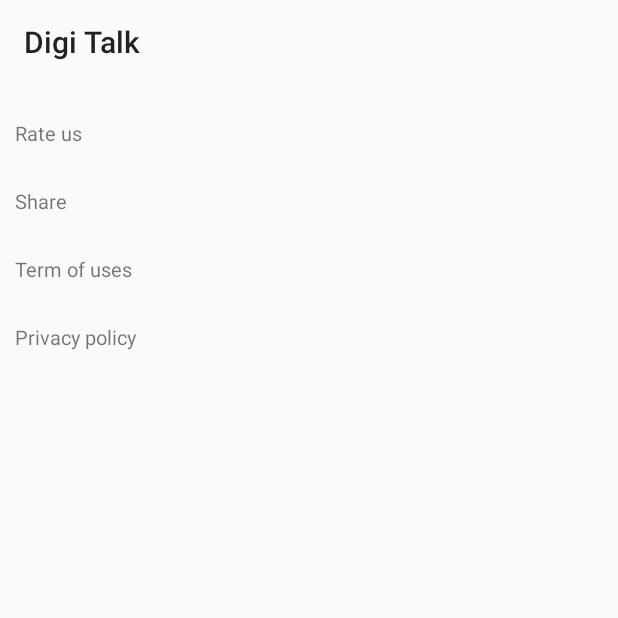
After one commit to ashujhaji/Chatty, an Android app: the SettingsActivity screen opened directly, with no data from a screen before it, on a phone screen of 412 x 824 dp, the top half of it. The commit adds this screen. Run offline under Robolectric (Android 15) with nearby library versions, the phone set to English and light mode, and no system bars.

Commit message:
settings activity created

```diff
--- a/app/src/main/AndroidManifest.xml
+++ b/app/src/main/AndroidManifest.xml
@@ -50,6 +50,7 @@
         <activity android:name="lets.digi.talk.activity.MainActivity"/>
         <activity android:name="lets.digi.talk.activity.ChatActivity"
             android:launchMode="singleTop"/>
+        <activity android:name=".activity.SettingsActivity"/>
         <activity
             android:name="lets.digi.talk.CallActivity"
             android:configChanges="orientation|screenSize"
--- a/app/src/main/java/lets/digi/talk/activity/MainActivity.java
+++ b/app/src/main/java/lets/digi/talk/activity/MainActivity.java
@@ -67,6 +67,11 @@
                 startActivity(Intent.createChooser(intent, "Share via"));
                 return true;
 
+            }
+
+            case R.id.menu_settings:{
+
+                return true;
             }
 
 
--- /dev/null
+++ b/app/src/main/java/lets/digi/talk/activity/SettingsActivity.java
@@ -0,0 +1,74 @@
+package lets.digi.talk.activity;
+
+import android.content.Intent;
+import android.os.Bundle;
+import android.view.View;
+import android.widget.TextView;
+
+import androidx.annotation.Nullable;
+import androidx.appcompat.app.AppCompatActivity;
+import androidx.appcompat.widget.Toolbar;
+
+import lets.digi.talk.R;
+import lets.digi.talk.util.Constant;
+
+public class SettingsActivity extends AppCompatActivity implements View.OnClickListener {
+
+    private Toolbar toolbar;
+    private TextView rateUs;
+    private TextView share;
+    private TextView termOfUses;
+    private TextView privacyPolicy;
+
+    @Override
+    protected void onCreate(@Nullable Bundle savedInstanceState) {
+        super.onCreate(savedInstanceState);
+        setContentView(R.layout.activity_settings);
+
+        init();
+        setToolbar();
+
+
+
+    }
+
+
+    private void init(){
+        toolbar = findViewById(R.id.toolbar);
+        rateUs = findViewById(R.id.rate_us);
+        share = findViewById(R.id.share);
+        termOfUses = findViewById(R.id.term_of_uses);
+        privacyPolicy = findViewById(R.id.privacy_policy);
+
+        rateUs.setOnClickListener(this);
+        share.setOnClickListener(this);
+        termOfUses.setOnClickListener(this);
+        privacyPolicy.setOnClickListener(this);
+    }
+
+    private void setToolbar() {
+        setSupportActionBar(toolbar);
+    }
+
+    @Override
+    public void onClick(View v) {
+        switch (v.getId()){
+            case R.id.rate_us:{
+                Constant.openPlaystore(this);
+            }
+            case R.id.share:{
+                Intent intent = new Intent(Intent.ACTION_SEND);
+                intent.setType("text/plain");
+                String shareText = "Getting bored? Chat with new friends and make some fun. Download the app now. https://play.google.com/store/apps/details?id=" + getPackageName();
+                intent.putExtra(Intent.EXTRA_TEXT, shareText);
+                startActivity(Intent.createChooser(intent, "Share via"));
+            }
+            case R.id.term_of_uses:{
+
+            }
+            case R.id.privacy_policy:{
+
+            }
+        }
+    }
+}
--- /dev/null
+++ b/app/src/main/res/layout/activity_settings.xml
@@ -0,0 +1,53 @@
+<?xml version="1.0" encoding="utf-8"?>
+<androidx.coordinatorlayout.widget.CoordinatorLayout xmlns:android="http://schemas.android.com/apk/res/android"
+    android:layout_width="match_parent"
+    android:layout_height="match_parent"
+    android:orientation="vertical">
+
+    <androidx.appcompat.widget.Toolbar
+        android:layout_width="match_parent"
+        android:layout_height="?actionBarSize"
+        android:id="@+id/toolbar"/>
+
+    <androidx.core.widget.NestedScrollView
+        android:layout_width="match_parent"
+        android:layout_height="match_parent"
+        android:layout_marginTop="?actionBarSize">
+
+        <LinearLayout
+            android:layout_width="match_parent"
+            android:layout_height="wrap_content"
+            android:orientation="vertical"
+            android:padding="@dimen/ten_dp">
+            <androidx.appcompat.widget.AppCompatTextView
+                android:layout_width="match_parent"
+                android:layout_height="@dimen/forty_five_dp"
+                android:gravity="center_vertical"
+                android:textSize="@dimen/thirteen_sp"
+                android:text="Rate us"
+                android:id="@+id/rate_us"/>
+            <androidx.appcompat.widget.AppCompatTextView
+                android:layout_width="match_parent"
+                android:layout_height="@dimen/forty_five_dp"
+                android:gravity="center_vertical"
+                android:textSize="@dimen/thirteen_sp"
+                android:text="Share"
+                android:id="@+id/share"/>
+            <androidx.appcompat.widget.AppCompatTextView
+                android:layout_width="match_parent"
+                android:layout_height="@dimen/forty_five_dp"
+                android:gravity="center_vertical"
+                android:textSize="@dimen/thirteen_sp"
+                android:text="Term of uses"
+                android:id="@+id/term_of_uses"/>
+            <androidx.appcompat.widget.AppCompatTextView
+                android:layout_width="match_parent"
+                android:layout_height="@dimen/forty_five_dp"
+                android:gravity="center_vertical"
+                android:textSize="@dimen/thirteen_sp"
+                android:text="Privacy policy"
+                android:id="@+id/privacy_policy"/>
+        </LinearLayout>
+    </androidx.core.widget.NestedScrollView>
+
+</androidx.coordinatorlayout.widget.CoordinatorLayout>
--- a/app/src/main/res/menu/menu_main.xml
+++ b/app/src/main/res/menu/menu_main.xml
@@ -11,4 +11,9 @@
         android:icon="@drawable/ic_share"
         android:title="@string/share"
         app:showAsAction="ifRoom"/>
+
+    <item
+        android:id="@+id/menu_settings"
+        android:title="@string/action_settings"
+        app:showAsAction="never"/>
 </menu>
```
